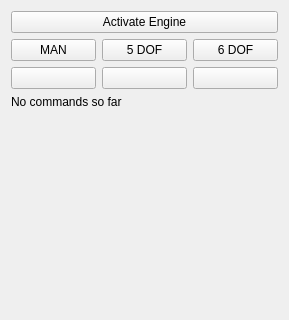
Qt form src/ui/UASSkyeControl.ui (skye-git/qgroundcontrol-old) before a commit; both pictures show x 0 to 289 and y 0 to 320 of the 289 by 458 pixel window.
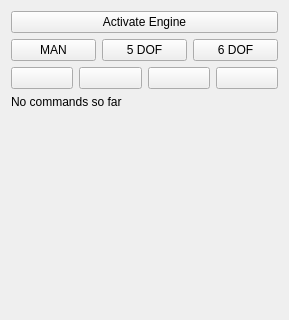
The same form after that commit.

Commit message:
initial xbox driver included
Conflicts:

	qgroundcontrol.pro
	qgroundcontrol.qrc
	src/uas/SkyeMAV.cc
	src/uas/SkyeMAV.h
	src/ui/UASSkyeControl.ui
	src/ui/uas/UASSkyeControlWidget.cc
	src/ui/uas/UASSkyeControlWidget.h

Diff of the .ui file:
```diff
--- a/src/ui/UASSkyeControl.ui
+++ b/src/ui/UASSkyeControl.ui
@@ -200,6 +200,16 @@
        </property>
       </widget>
      </item>
+     <item>
+      <widget class="QPushButton" name="xboxButton">
+       <property name="text">
+        <string/>
+       </property>
+       <property name="checkable">
+        <bool>true</bool>
+       </property>
+      </widget>
+     </item>
      <item>
       <widget class="QPushButton" name="keyboardButton">
        <property name="minimumSize">
```
Left out of the diff: 1 changed line with no effect on the pictures. The commit also changes 17 other files.
